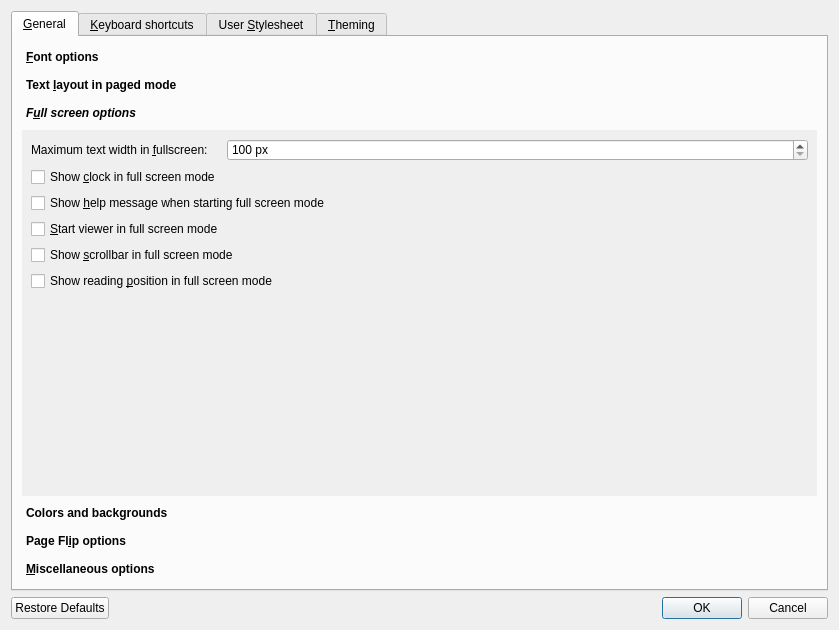
This is src/calibre/gui2/viewer/config.ui in kovidgoyal/calibre as Qt 5 draws it before an edit. The edited form follows.
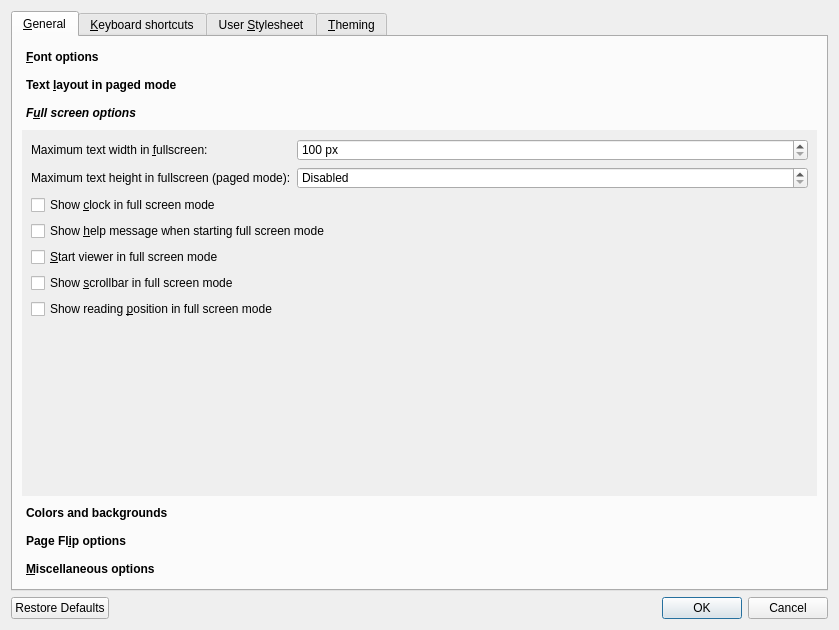
This is the edited form. The open tabs and pages were chosen to show the change. Icons and pictures are not drawn.

Commit message: E-book viewer: Add an option to control the maximum text height in full screen. Note that it only owrks if the viewer is in paged mode (which is the default mode).

The edit to the form file:
```diff
--- a/src/calibre/gui2/viewer/config.ui
+++ b/src/calibre/gui2/viewer/config.ui
@@ -404,41 +404,67 @@
              </property>
             </widget>
            </item>
-           <item row="1" column="0">
-            <widget class="QCheckBox" name="opt_fullscreen_clock">
-             <property name="text">
-              <string>Show &amp;clock in full screen mode</string>
-             </property>
-            </widget>
-           </item>
-           <item row="5" column="0" colspan="2">
+           <item row="6" column="0" colspan="2">
             <widget class="QCheckBox" name="opt_fullscreen_pos">
              <property name="text">
               <string>Show reading &amp;position in full screen mode</string>
              </property>
             </widget>
            </item>
-           <item row="4" column="0" colspan="2">
+           <item row="5" column="0" colspan="2">
             <widget class="QCheckBox" name="opt_fullscreen_scrollbar">
              <property name="text">
               <string>Show &amp;scrollbar in full screen mode</string>
              </property>
             </widget>
            </item>
-           <item row="3" column="0" colspan="2">
+           <item row="4" column="0" colspan="2">
             <widget class="QCheckBox" name="opt_start_in_fullscreen">
              <property name="text">
               <string>&amp;Start viewer in full screen mode</string>
              </property>
             </widget>
            </item>
-           <item row="2" column="0" colspan="2">
+           <item row="3" column="0" colspan="2">
             <widget class="QCheckBox" name="opt_show_fullscreen_help">
              <property name="text">
               <string>Show &amp;help message when starting full screen mode</string>
              </property>
             </widget>
            </item>
+           <item row="1" column="0">
+            <widget class="QLabel" name="label_24">
+             <property name="text">
+              <string>Maximum text height in fullscreen (paged mode):</string>
+             </property>
+            </widget>
+           </item>
+           <item row="2" column="0" colspan="2">
+            <widget class="QCheckBox" name="opt_fullscreen_clock">
+             <property name="text">
+              <string>Show &amp;clock in full screen mode</string>
+             </property>
+            </widget>
+           </item>
+           <item row="1" column="1">
+            <widget class="QSpinBox" name="max_fs_height">
+             <property name="specialValueText">
+              <string>Disabled</string>
+             </property>
+             <property name="suffix">
+              <string> px</string>
+             </property>
+             <property name="minimum">
+              <number>100</number>
+             </property>
+             <property name="maximum">
+              <number>10000</number>
+             </property>
+             <property name="singleStep">
+              <number>25</number>
+             </property>
+            </widget>
+           </item>
           </layout>
          </widget>
          <widget class="QWidget" name="page_6">
```
Left out of the diff: 2 changed lines with no effect on the pictures. The commit also changes 5 other files.
